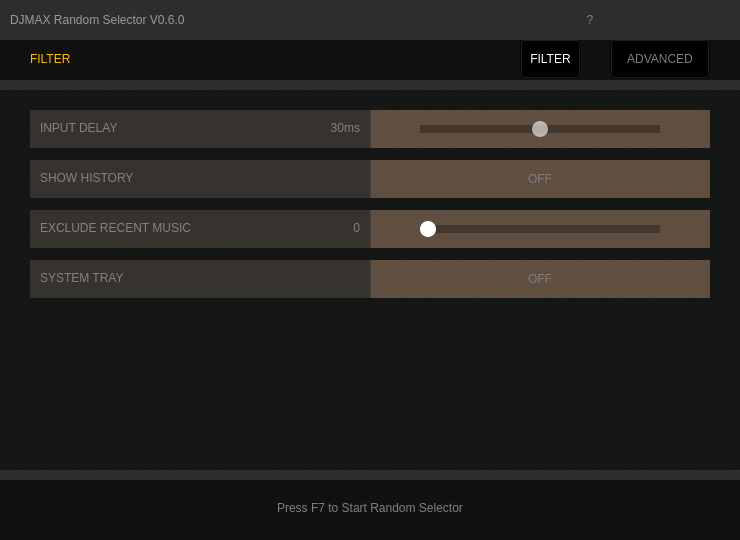
This is ui/selector_ui.ui in wowvv0w/djmax-random-selector as Qt 5 draws it before an edit. The edited form follows.
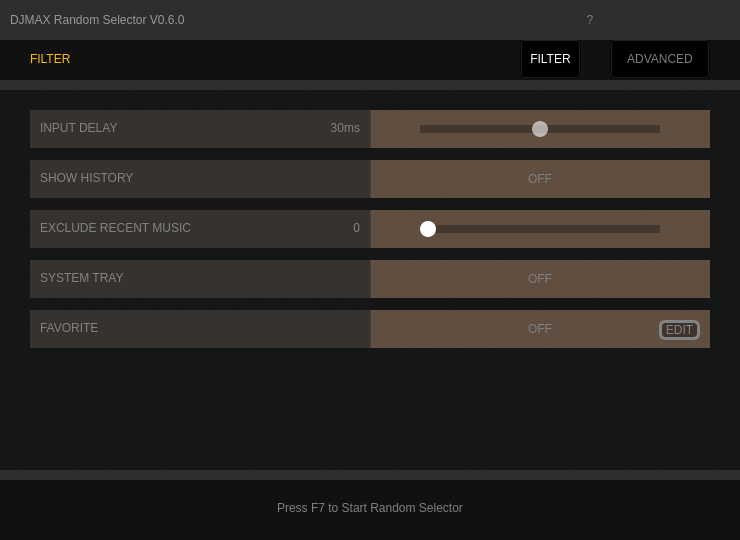
This is the edited form. The open tabs and pages were chosen to show the change. Icons and pictures are not drawn.

Commit message: favorite ui & config building

```diff
--- a/ui/selector_ui.ui
+++ b/ui/selector_ui.ui
@@ -2555,6 +2555,85 @@
        </property>
       </widget>
      </widget>
+     <widget class="QFrame" name="frame_8">
+      <property name="geometry">
+       <rect>
+        <x>30</x>
+        <y>220</y>
+        <width>680</width>
+        <height>38</height>
+       </rect>
+      </property>
+      <property name="frameShape">
+       <enum>QFrame::StyledPanel</enum>
+      </property>
+      <property name="frameShadow">
+       <enum>QFrame::Raised</enum>
+      </property>
+      <widget class="QLabel" name="label_10">
+       <property name="geometry">
+        <rect>
+         <x>10</x>
+         <y>-1</y>
+         <width>200</width>
+         <height>38</height>
+        </rect>
+       </property>
+       <property name="text">
+        <string>FAVORITE</string>
+       </property>
+       <property name="alignment">
+        <set>Qt::AlignLeading|Qt::AlignLeft|Qt::AlignVCenter</set>
+       </property>
+      </widget>
+      <widget class="QPushButton" name="favorite_button">
+       <property name="geometry">
+        <rect>
+         <x>410</x>
+         <y>-1</y>
+         <width>200</width>
+         <height>39</height>
+        </rect>
+       </property>
+       <property name="styleSheet">
+        <string notr="true">QPushButton{
+	color: #7f7f7f;
+	font: 10pt &quot;Lato Black&quot;;
+}
+QPushButton:checked{
+	color: #ffffff;
+}</string>
+       </property>
+       <property name="text">
+        <string>OFF</string>
+       </property>
+       <property name="checkable">
+        <bool>true</bool>
+       </property>
+      </widget>
+      <widget class="QPushButton" name="favorite_edit">
+       <property name="geometry">
+        <rect>
+         <x>629</x>
+         <y>10</y>
+         <width>41</width>
+         <height>20</height>
+        </rect>
+       </property>
+       <property name="styleSheet">
+        <string notr="true">QPushButton {
+    border: 3px solid #818282;
+	color: #818282;
+    background-color: rgba(0, 0, 0, 87);
+	border-radius: 6px;
+	font: 7pt &quot;Lato Black&quot;
+}</string>
+       </property>
+       <property name="text">
+        <string>EDIT</string>
+       </property>
+      </widget>
+     </widget>
     </widget>
    </widget>
    <widget class="QFrame" name="top_bar">
```
Left out of the diff: 2 changed lines with no effect on the pictures. The commit also changes 7 other files.
